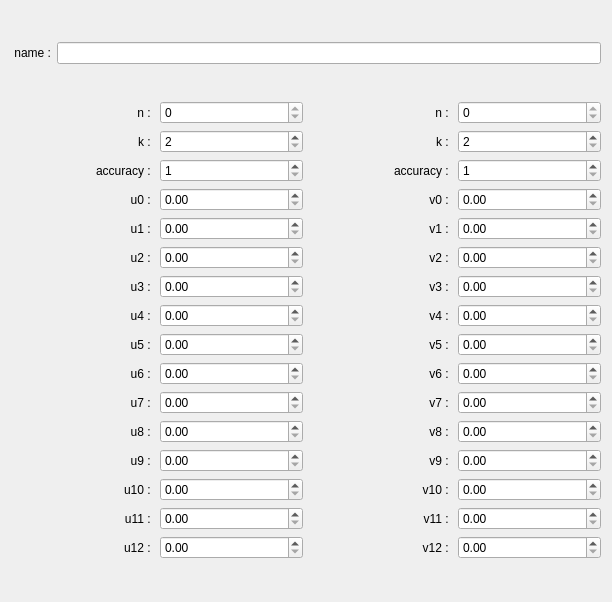
Above: src/gui/editor/properties/context/surface/FormContextSurface.ui from hiergaut/Goliath-Engine before the change. Below: the same form after it.
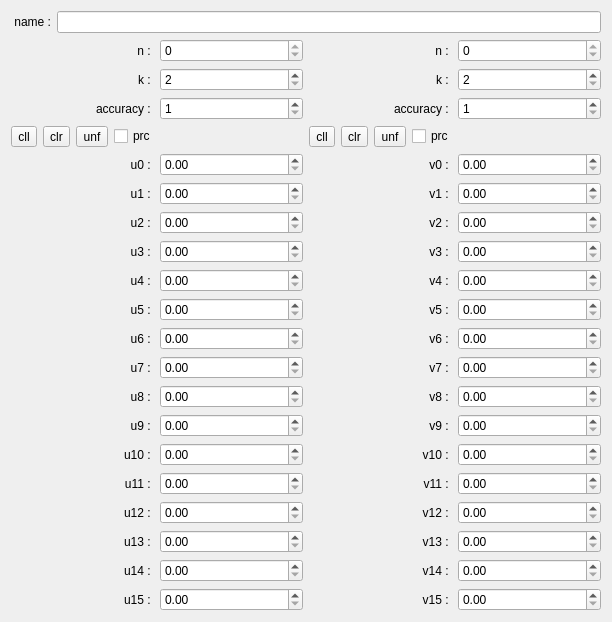
That is the form after the change.

Diff of the .ui file:
```diff
--- a/src/gui/editor/properties/context/surface/FormContextSurface.ui
+++ b/src/gui/editor/properties/context/surface/FormContextSurface.ui
@@ -13,7 +13,7 @@
   <property name="windowTitle">
    <string>Form</string>
   </property>
-  <layout class="QHBoxLayout" name="horizontalLayout_7">
+  <layout class="QVBoxLayout" name="verticalLayout_12">
    <item>
     <layout class="QVBoxLayout" name="verticalLayout_11">
      <item>
@@ -97,6 +97,38 @@
            </item>
           </layout>
          </item>
+         <item>
+          <layout class="QHBoxLayout" name="horizontalLayout_7">
+           <item>
+            <widget class="QToolButton" name="toolButton_uClampLeft">
+             <property name="text">
+              <string>cll</string>
+             </property>
+            </widget>
+           </item>
+           <item>
+            <widget class="QToolButton" name="toolButton_uClampRight">
+             <property name="text">
+              <string>clr</string>
+             </property>
+            </widget>
+           </item>
+           <item>
+            <widget class="QToolButton" name="toolButton_uUniform">
+             <property name="text">
+              <string>unf</string>
+             </property>
+            </widget>
+           </item>
+           <item>
+            <widget class="QCheckBox" name="checkBox_uPeriodic">
+             <property name="text">
+              <string>prc</string>
+             </property>
+            </widget>
+           </item>
+          </layout>
+         </item>
          <item>
           <layout class="QHBoxLayout" name="horizontalLayout">
            <item>
@@ -231,6 +263,36 @@
                </property>
               </widget>
              </item>
+             <item>
+              <widget class="QLabel" name="label_34">
+               <property name="text">
+                <string>u13 : </string>
+               </property>
+               <property name="alignment">
+                <set>Qt::AlignRight|Qt::AlignTrailing|Qt::AlignVCenter</set>
+               </property>
+              </widget>
+             </item>
+             <item>
+              <widget class="QLabel" name="label_37">
+               <property name="text">
+                <string>u14 : </string>
+               </property>
+               <property name="alignment">
+                <set>Qt::AlignRight|Qt::AlignTrailing|Qt::AlignVCenter</set>
+               </property>
+              </widget>
+             </item>
+             <item>
+              <widget class="QLabel" name="label_38">
+               <property name="text">
+                <string>u15 : </string>
+               </property>
+               <property name="alignment">
+                <set>Qt::AlignRight|Qt::AlignTrailing|Qt::AlignVCenter</set>
+               </property>
+              </widget>
+             </item>
             </layout>
            </item>
            <item>
@@ -326,6 +388,15 @@
                </property>
               </widget>
              </item>
+             <item>
+              <widget class="QDoubleSpinBox" name="doubleSpinBox_u13"/>
+             </item>
+             <item>
+              <widget class="QDoubleSpinBox" name="doubleSpinBox_u14"/>
+             </item>
+             <item>
+              <widget class="QDoubleSpinBox" name="doubleSpinBox_u15"/>
+             </item>
             </layout>
            </item>
           </layout>
@@ -403,6 +474,38 @@
            </item>
           </layout>
          </item>
+         <item>
+          <layout class="QHBoxLayout" name="horizontalLayout_8">
+           <item>
+            <widget class="QToolButton" name="toolButton_vClampLeft">
+             <property name="text">
+              <string>cll</string>
+             </property>
+            </widget>
+           </item>
+           <item>
+            <widget class="QToolButton" name="toolButton_vClampRight">
+             <property name="text">
+              <string>clr</string>
+             </property>
+            </widget>
+           </item>
+           <item>
+            <widget class="QToolButton" name="toolButton_vUniform">
+             <property name="text">
+              <string>unf</string>
+             </property>
+            </widget>
+           </item>
+           <item>
+            <widget class="QCheckBox" name="checkBox_vPeriodic">
+             <property name="text">
+              <string>prc</string>
+             </property>
+            </widget>
+           </item>
+          </layout>
+         </item>
          <item>
           <layout class="QHBoxLayout" name="horizontalLayout_2">
            <item>
@@ -537,6 +640,36 @@
                </property>
               </widget>
              </item>
+             <item>
+              <widget class="QLabel" name="label_35">
+               <property name="text">
+                <string>v13 : </string>
+               </property>
+               <property name="alignment">
+                <set>Qt::AlignRight|Qt::AlignTrailing|Qt::AlignVCenter</set>
+               </property>
+              </widget>
+             </item>
+             <item>
+              <widget class="QLabel" name="label_36">
+               <property name="text">
+                <string>v14 : </string>
+               </property>
+               <property name="alignment">
+                <set>Qt::AlignRight|Qt::AlignTrailing|Qt::AlignVCenter</set>
+               </property>
+              </widget>
+             </item>
+             <item>
+              <widget class="QLabel" name="label_39">
+               <property name="text">
+                <string>v15 : </string>
+               </property>
+               <property name="alignment">
+                <set>Qt::AlignRight|Qt::AlignTrailing|Qt::AlignVCenter</set>
+               </property>
+              </widget>
+             </item>
             </layout>
            </item>
            <item>
@@ -632,6 +765,15 @@
                </property>
               </widget>
              </item>
+             <item>
+              <widget class="QDoubleSpinBox" name="doubleSpinBox_v13"/>
+             </item>
+             <item>
+              <widget class="QDoubleSpinBox" name="doubleSpinBox_v14"/>
+             </item>
+             <item>
+              <widget class="QDoubleSpinBox" name="doubleSpinBox_v15"/>
+             </item>
             </layout>
            </item>
           </layout>
```
